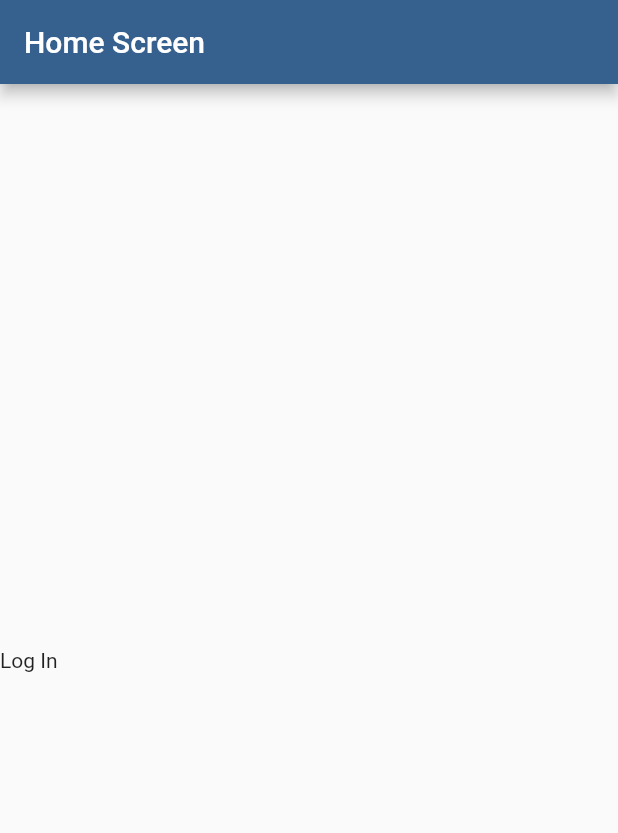
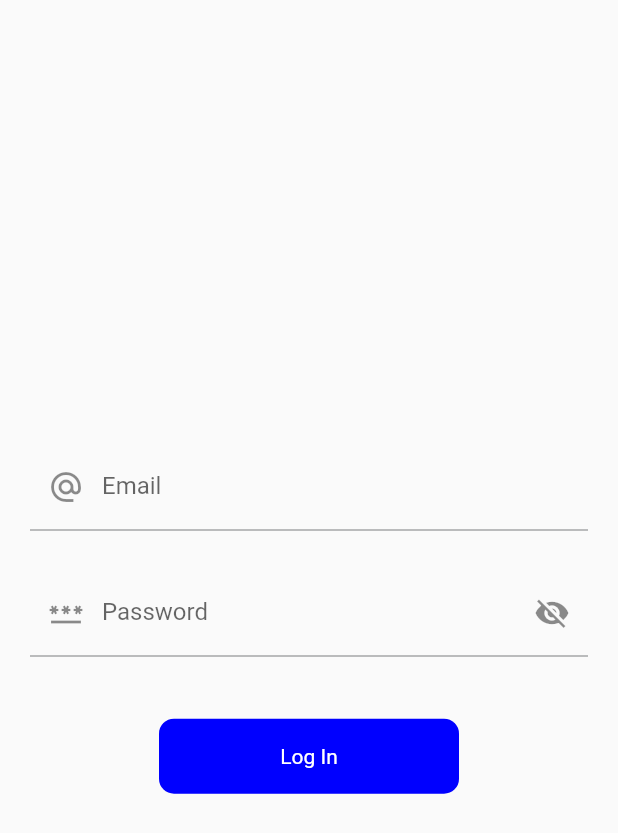
Before and after one commit to Avinash174/MVVM_Try_Provider, a Flutter app: the screen it shows after launch, on a phone screen of 412 x 824 dp. Shown: the top 833 px of the screen. Run offline on Flutter 3.47's test engine with Material 2 defaults, Android fonts, the phone set to English and light mode, and no system bars; our stand-ins replace another_flushbar, fluttertoast.

Commit message:
new changes done

```diff
--- a/lib/main.dart
+++ b/lib/main.dart
@@ -16,11 +16,10 @@ class MyApp extends StatelessWidget {
       debugShowCheckedModeBanner: false,
       title: 'Flutter Demo',
       theme: ThemeData(
-
         colorScheme: ColorScheme.fromSeed(seedColor: Colors.blue),
       ),
       // initialRoute: RoutesName.home,
-      initialRoute: RoutesName.home,
+      initialRoute: RoutesName.login,
       onGenerateRoute: Routes.generateRoute,
     );
   }
--- /dev/null
+++ b/lib/res/colors.dart
@@ -0,0 +1,7 @@
+import 'package:flutter/material.dart';
+
+class AppColors {
+  static const Color blackColor = Color(0xFF000000);
+  static const Color btnblueColor = Color(0xFF0000FF);
+  static const Color whiteColor = Color(0xFFFFFFFF);
+}
--- a/lib/screens/login_screen.dart
+++ b/lib/screens/login_screen.dart
@@ -1,12 +1,87 @@
 import 'package:flutter/material.dart';
+import 'package:mvvm_try/utils/utils.dart';
+import 'package:mvvm_try/widget/button.dart';
 
 class LogInScreen extends StatelessWidget {
   const LogInScreen({super.key});
 
   @override
   Widget build(BuildContext context) {
+    FocusNode emailFocus = FocusNode();
+    FocusNode passwordFocus = FocusNode();
+    final height = MediaQuery.of(context).size.height * 1;
+    final width = MediaQuery.of(context).size.width * 1;
+
+    ValueNotifier<bool> _password = ValueNotifier(true);
+    TextEditingController _emailController = TextEditingController();
+    TextEditingController _passwordController = TextEditingController();
     return Scaffold(
-      backgroundColor: Colors.amber,
+      body: SafeArea(
+        child: Padding(
+          padding: const EdgeInsets.symmetric(
+            horizontal: 20,
+            vertical: 20,
+          ),
+          child: Column(
+            mainAxisAlignment: MainAxisAlignment.center,
+            children: [
+              TextFormField(
+                focusNode: emailFocus,
+                keyboardType: TextInputType.emailAddress,
+                controller: _emailController,
+                decoration: const InputDecoration(
+                  hintText: 'Email',
+                  labelText: 'Email',
+                  prefixIcon: Icon(
+                    Icons.alternate_email,
+                  ),
+                ),
+                onFieldSubmitted: (value) {
+                  Utils.fieldFocusChange(
+                    context,
+                    emailFocus,
+                    passwordFocus,
+                  );
+                },
+              ),
+              const SizedBox(
+                height: 25,
+              ),
+              ValueListenableBuilder(
+                  valueListenable: _password,
+                  builder: (context, value, child) {
+                    return TextFormField(
+                      controller: _passwordController,
+                      obscureText: _password.value,
+                      focusNode: passwordFocus,
+                      decoration: InputDecoration(
+                        hintText: 'Password',
+                        labelText: 'Password',
+                        prefixIcon: const Icon(Icons.password),
+                        suffixIcon: InkWell(
+                          onTap: () {
+                            _password.value = !_password.value;
+                          },
+                          child: Icon(
+                            _password.value
+                                ? Icons.visibility_off
+                                : Icons.visibility,
+                          ),
+                        ),
+                      ),
+                    );
+                  }),
+              SizedBox(
+                height: height * .05,
+              ),
+              CustomButtom(
+                title: 'Log In',
+                Ontap: () {},
+              )
+            ],
+          ),
+        ),
+      ),
     );
   }
 }
--- a/lib/utils/utils.dart
+++ b/lib/utils/utils.dart
@@ -28,4 +28,13 @@ class Utils {
       content: Text(msg),
     ));
   }
+
+  static void fieldFocusChange(
+    BuildContext context,
+    FocusNode current,
+    FocusNode next,
+  ) {
+    current.unfocus();
+    FocusScope.of(context).requestFocus(next);
+  }
 }
--- /dev/null
+++ b/lib/widget/button.dart
@@ -0,0 +1,39 @@
+import 'package:flutter/material.dart';
+import 'package:mvvm_try/res/colors.dart';
+
+class CustomButtom extends StatelessWidget {
+  double height;
+  double width;
+  final String title;
+  final bool loading;
+  final VoidCallback? Ontap;
+  CustomButtom({
+    super.key,
+    this.loading = false,
+    this.height = 50,
+    this.width = 200,
+    required this.title,
+    required this.Ontap,
+  });
+
+  @override
+  Widget build(BuildContext context) {
+    return InkWell(
+      onTap: Ontap,
+      child: Container(
+        height: height,
+        width: width,
+        decoration: const BoxDecoration(
+            color: AppColors.btnblueColor,
+            borderRadius: BorderRadius.all(Radius.circular(10.0))),
+        child: Center(
+            child: Text(
+          title,
+          style: const TextStyle(
+            color: AppColors.whiteColor,
+          ),
+        )),
+      ),
+    );
+  }
+}
```
